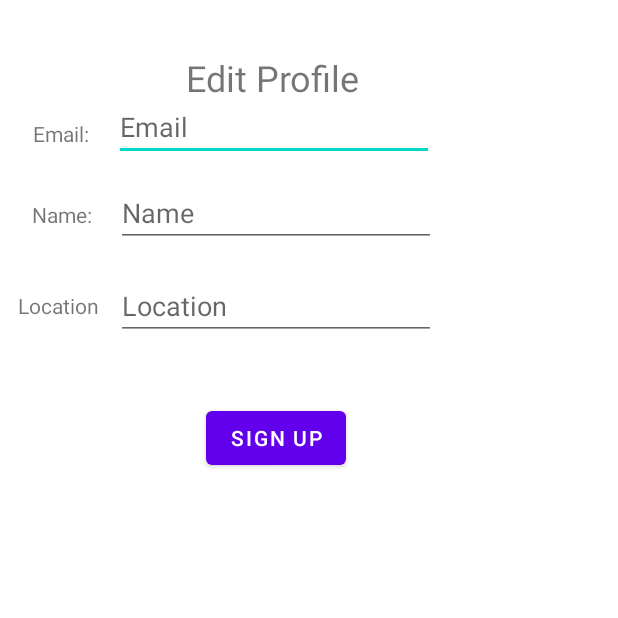
After one commit to Jose-Codes/UniBeat, an Android app: the SignUp screen opened directly, with no data from a screen before it, on a phone screen of 412 x 824 dp, the top half of it. The commit adds this screen. Run offline under Robolectric (Android 15) with nearby library versions, the phone set to English and light mode, and no system bars.

Commit message:
Full implementation and access to firebase database. Users are saved on firebase based on their email address. Users can edit their profile.

```diff
--- a/app/src/main/AndroidManifest.xml
+++ b/app/src/main/AndroidManifest.xml
@@ -4,7 +4,6 @@
 
     <uses-permission android:name="android.permission.INTERNET" />
     <uses-permission android:name="android.permission.ACCESS_NETWORK_STATE" />
-
 
     <application
         android:allowBackup="true"
@@ -14,13 +13,18 @@
         android:supportsRtl="true"
         android:theme="@style/Theme.UniBeat">
         <activity
+            android:name=".firebase.SignUp"
+            android:exported="true" />
+        <activity
             android:name=".MainActivity"
             android:exported="true">
             <intent-filter>
                 <action android:name="android.intent.action.MAIN" />
 
                 <category android:name="android.intent.category.LAUNCHER" />
+
                 <data android:scheme="com.qasp.unibeat" />
+
                 <action android:name="android.intent.action.VIEW" />
             </intent-filter>
         </activity>
--- /dev/null
+++ b/app/src/main/java/com/qasp/unibeat/firebase/SignUp.java
@@ -0,0 +1,46 @@
+package com.qasp.unibeat.firebase;
+
+import androidx.appcompat.app.AppCompatActivity;
+
+import android.content.Intent;
+import android.os.Bundle;
+import android.view.View;
+import android.widget.Button;
+import android.widget.EditText;
+import android.widget.Toast;
+
+import com.qasp.unibeat.MainActivity;
+import com.qasp.unibeat.R;
+
+public class SignUp extends AppCompatActivity {
+
+    EditText edtEmail;
+    EditText edtName;
+    EditText edtLocation;
+    Button btnSignUp;
+
+    @Override
+    protected void onCreate(Bundle savedInstanceState) {
+        super.onCreate(savedInstanceState);
+        setContentView(R.layout.activity_signup);
+
+        edtEmail = findViewById(R.id.edtEmail);
+        edtName = findViewById(R.id.edtName);
+        edtLocation = findViewById(R.id.edtLocation);
+        btnSignUp = findViewById(R.id.btnEditProfile);
+
+        Intent i = new Intent(SignUp.this, MainActivity.class);
+
+        btnSignUp.setOnClickListener(new View.OnClickListener() {
+            @Override
+            public void onClick(View view) {
+                User user = new User();
+                i.putExtra("Email", edtEmail.getText().toString());
+                i.putExtra("Name", edtName.getText().toString());
+                i.putExtra("Location", edtLocation.getText().toString());
+                Toast.makeText(SignUp.this, "Sign up Successful", Toast.LENGTH_SHORT).show();
+                startActivity(i);
+            }
+        });
+    }
+}
--- /dev/null
+++ b/app/src/main/res/layout/activity_signup.xml
@@ -0,0 +1,96 @@
+<?xml version="1.0" encoding="utf-8"?>
+<RelativeLayout xmlns:android="http://schemas.android.com/apk/res/android"
+    xmlns:tools="http://schemas.android.com/tools"
+    android:layout_width="match_parent"
+    android:layout_height="match_parent">
+
+    <TextView
+        android:id="@+id/tvTitle"
+        android:layout_width="158dp"
+        android:layout_height="50dp"
+        android:layout_alignParentStart="true"
+        android:layout_alignParentTop="true"
+        android:layout_marginStart="124dp"
+        android:layout_marginTop="35dp"
+        android:layout_centerHorizontal="true"
+        android:text="Edit Profile"
+        android:textSize="24sp"
+        tools:layout_editor_absoluteX="47dp"
+        tools:layout_editor_absoluteY="33dp" />
+
+    <TextView
+        android:id="@+id/tvEmail"
+        android:layout_width="wrap_content"
+        android:layout_height="wrap_content"
+        android:layout_alignParentStart="true"
+        android:layout_alignParentTop="true"
+        android:layout_marginStart="22dp"
+        android:layout_marginTop="79dp"
+        android:text="Email:" />
+
+    <EditText
+        android:id="@+id/edtEmail"
+        android:layout_width="wrap_content"
+        android:layout_height="wrap_content"
+        android:layout_alignParentStart="true"
+        android:layout_alignParentTop="true"
+        android:layout_marginStart="76dp"
+        android:layout_marginTop="62dp"
+        android:ems="10"
+        android:hint="Email"
+        android:inputType="textPersonName" />
+
+    <TextView
+        android:id="@+id/tvName"
+        android:layout_width="wrap_content"
+        android:layout_height="wrap_content"
+        android:layout_alignParentStart="true"
+        android:layout_alignParentTop="true"
+        android:layout_marginStart="21dp"
+        android:layout_marginTop="133dp"
+        android:text="Name:" />
+
+    <EditText
+        android:id="@+id/edtName"
+        android:layout_width="wrap_content"
+        android:layout_height="wrap_content"
+        android:layout_alignParentStart="true"
+        android:layout_alignParentTop="true"
+        android:layout_marginStart="77dp"
+        android:layout_marginTop="119dp"
+        android:ems="10"
+        android:hint="Name"
+        android:inputType="textPersonName" />
+
+    <TextView
+        android:id="@+id/tvLocation"
+        android:layout_width="wrap_content"
+        android:layout_height="wrap_content"
+        android:layout_alignParentStart="true"
+        android:layout_alignParentTop="true"
+        android:layout_marginStart="12dp"
+        android:layout_marginTop="194dp"
+        android:text="Location" />
+
+    <EditText
+        android:id="@+id/edtLocation"
+        android:layout_width="wrap_content"
+        android:layout_height="wrap_content"
+        android:layout_alignParentStart="true"
+        android:layout_alignParentTop="true"
+        android:layout_marginStart="77dp"
+        android:layout_marginTop="181dp"
+        android:ems="10"
+        android:hint="Location"
+        android:inputType="textPersonName" />
+
+    <Button
+        android:id="@+id/btnEditProfile"
+        android:layout_width="wrap_content"
+        android:layout_height="wrap_content"
+        android:layout_alignParentStart="true"
+        android:layout_alignParentTop="true"
+        android:layout_marginStart="137dp"
+        android:layout_marginTop="268dp"
+        android:text="Sign Up" />
+</RelativeLayout>
--- a/app/src/main/res/layout/fragment_profile.xml
+++ b/app/src/main/res/layout/fragment_profile.xml
@@ -7,10 +7,10 @@
     tools:context=".fragments.ProfileFragment">
 
     <Button
-        android:id="@+id/btnSignIn"
+        android:id="@+id/btnEditProfile"
         android:layout_width="wrap_content"
         android:layout_height="wrap_content"
-        android:text="Sign In" />
+        android:text="Edit Profile" />
 
     <Button
         android:id="@+id/btnSignOut"
```
Also changed, not shown: app/src/main/java/com/qasp/unibeat/MainActivity.java (+45 -5 lines), app/src/main/java/com/qasp/unibeat/firebase/Database.java (+18 -11 lines), app/src/main/java/com/qasp/unibeat/firebase/User.java (added, +88 -0 lines), app/src/main/java/com/qasp/unibeat/fragments/ProfileFragment.java (+24 -34 lines).
